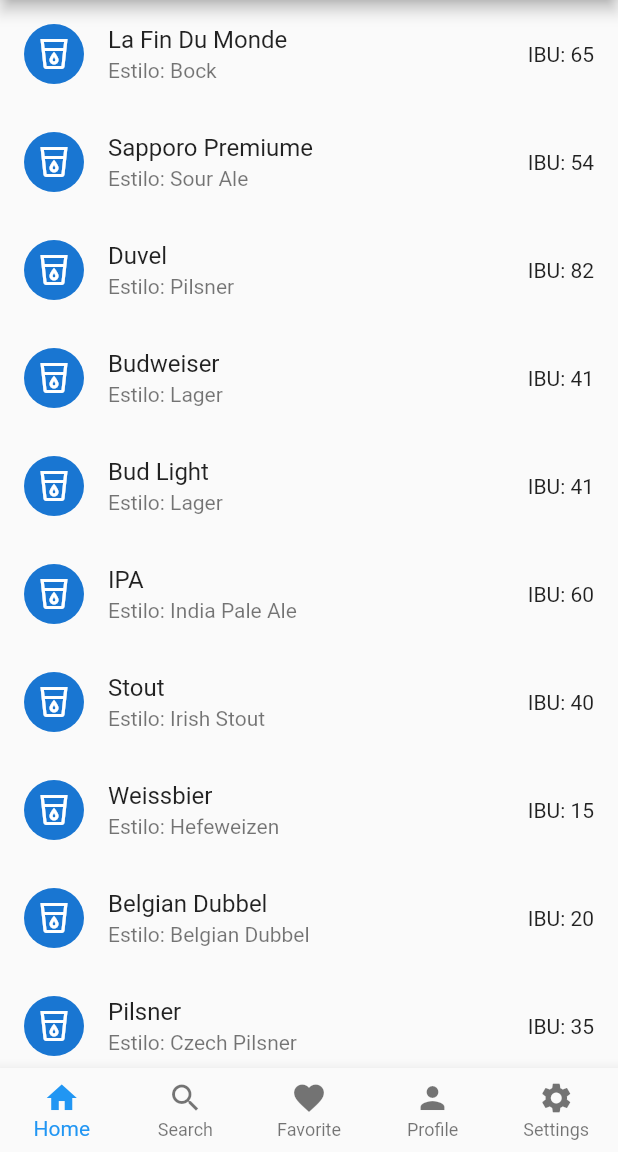
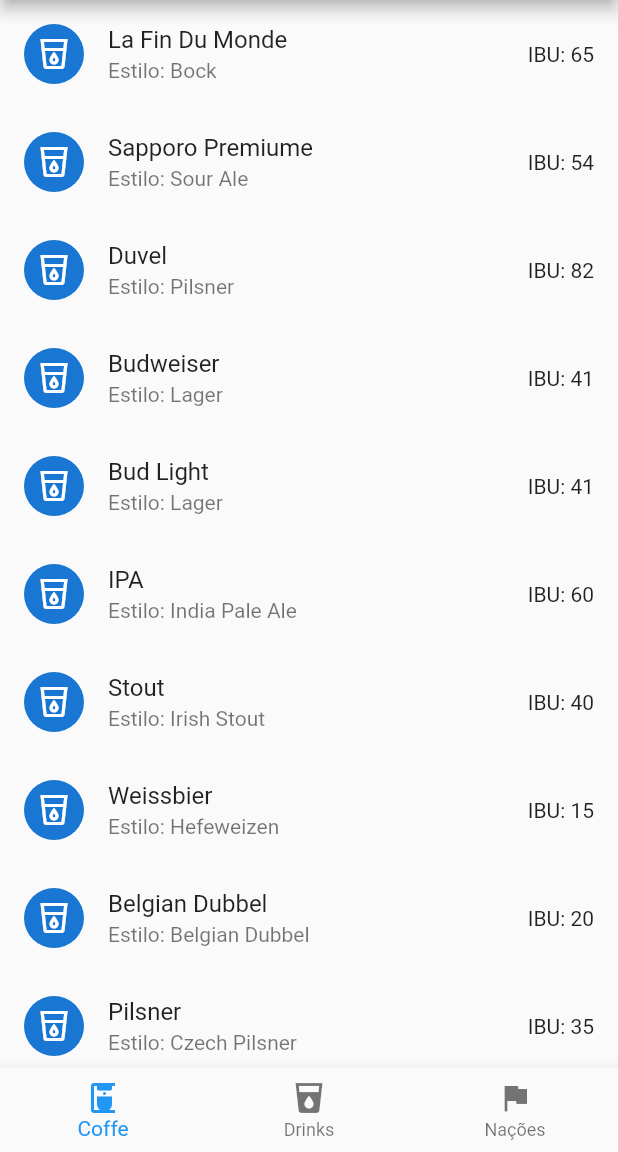
Before and after one commit to CharlesEdu07/Atividade4POO, a Flutter app: the screen it shows after launch, on a phone screen of 412 x 824 dp, the part 84-1236 px from its top. Run offline on Flutter 3.47's test engine with Material 2 defaults, Android fonts, the light colour scheme and no system bars.

Commit message:
Colocando os botões corretos na bottomnavbar

```diff
--- a/lib/main.dart
+++ b/lib/main.dart
@@ -114,11 +114,9 @@
   }
 
   final _buttons = [
-    {"label": "Home", "icon": Icons.home},
-    {"label": "Search", "icon": Icons.search},
-    {"label": "Favorite", "icon": Icons.favorite},
-    {"label": "Profile", "icon": Icons.person},
-    {"label": "Settings", "icon": Icons.settings}
+    {"label": "Coffe", "icon": Icons.coffee_maker},
+    {"label": "Drinks", "icon": Icons.local_drink},
+    {"label": "Nações", "icon": Icons.flag},
   ];
 
   Color _appBarColor = Colors.blue;
```
